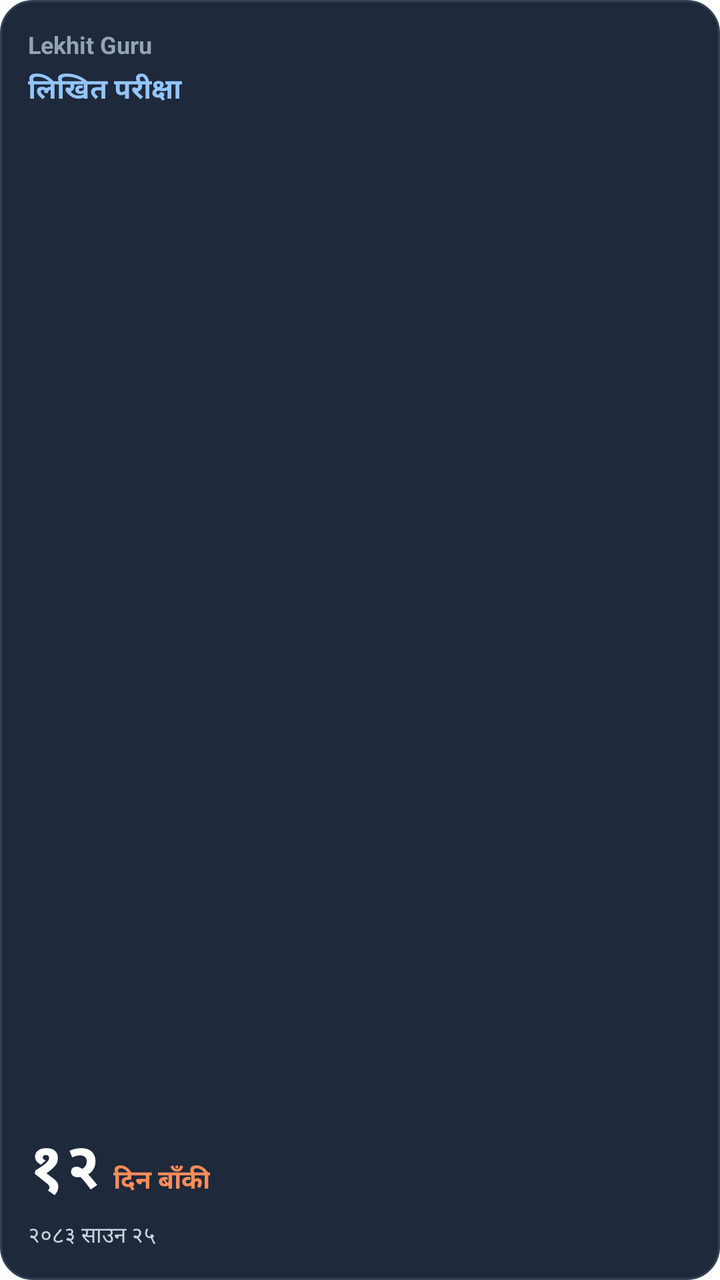
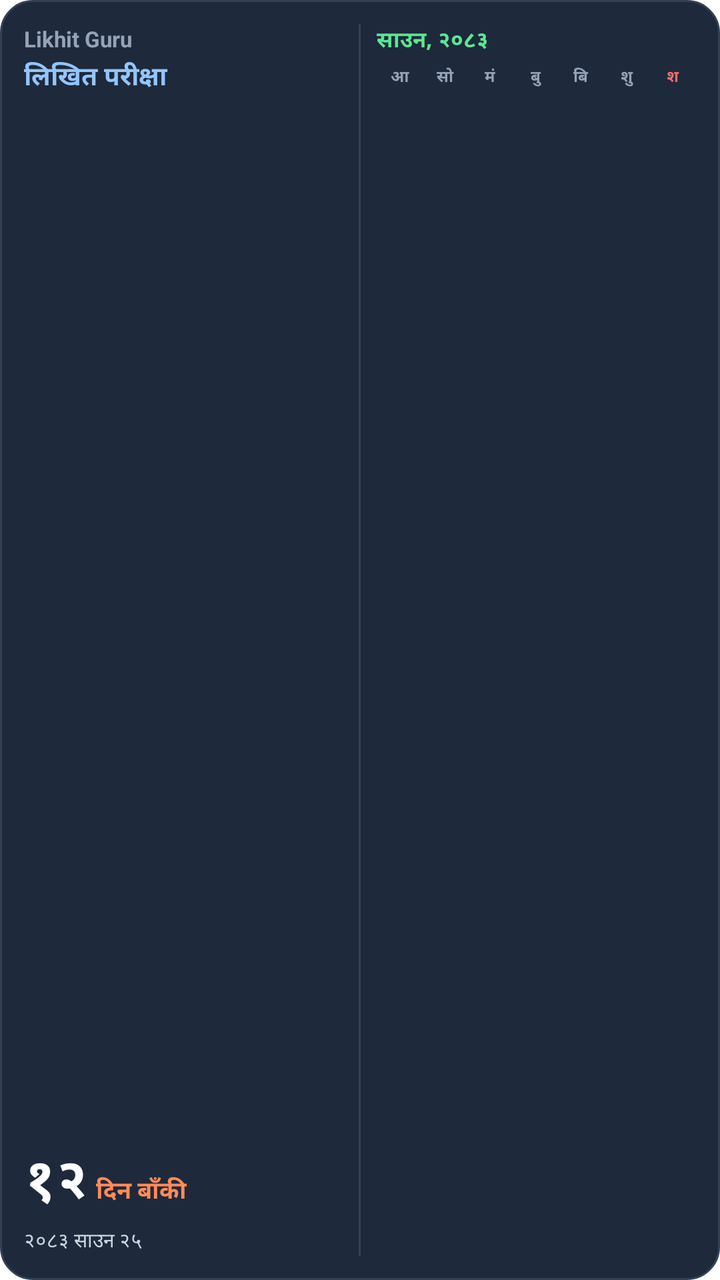

Screens rendered from an Android XML layout before and after an edit, with the pre-edit source and the edit as a unified diff.
<!-- AndroidManifest.xml: application theme AppTheme -->
<!-- res/layout/exam_widget_layout.xml -->
<?xml version="1.0" encoding="utf-8"?>
<LinearLayout xmlns:android="http://schemas.android.com/apk/res/android"
    android:layout_width="match_parent"
    android:layout_height="match_parent"
    android:background="@drawable/exam_widget_background"
    android:orientation="vertical"
    android:padding="14dp">

    
    <LinearLayout
        android:layout_width="match_parent"
        android:layout_height="wrap_content"
        android:gravity="center_vertical"
        android:orientation="horizontal">

        <TextView
            android:layout_width="wrap_content"
            android:layout_height="wrap_content"
            android:text="Lekhit Guru"
            android:textColor="#94A3B8"
            android:textSize="12sp"
            android:textStyle="bold" />
    </LinearLayout>

    
    <TextView
        android:id="@+id/widget_exam_type"
        android:layout_width="match_parent"
        android:layout_height="wrap_content"
        android:layout_marginTop="4dp"
        android:ellipsize="end"
        android:maxLines="1"
        android:text="लिखित परीक्षा"
        android:textColor="#93C5FD"
        android:textSize="14sp"
        android:textStyle="bold" />

    <View
        android:layout_width="match_parent"
        android:layout_height="0dp"
        android:layout_weight="1" />

    
    <LinearLayout
        android:layout_width="match_parent"
        android:layout_height="wrap_content"
        android:baselineAligned="true"
        android:gravity="bottom"
        android:orientation="horizontal">

        <TextView
            android:id="@+id/widget_days_count"
            android:layout_width="wrap_content"
            android:layout_height="wrap_content"
            android:text="१२"
            android:textColor="#FFFFFF"
            android:textSize="32sp"
            android:textStyle="bold" />

        <TextView
            android:layout_width="wrap_content"
            android:layout_height="wrap_content"
            android:layout_marginStart="6dp"
            android:text="दिन बाँकी"
            android:textColor="#FF8C5A"
            android:textSize="13sp"
            android:textStyle="bold" />
    </LinearLayout>

    
    <TextView
        android:id="@+id/widget_date_str"
        android:layout_width="match_parent"
        android:layout_height="wrap_content"
        android:layout_marginTop="2dp"
        android:ellipsize="end"
        android:maxLines="1"
        android:text="२०८३ साउन २५"
        android:textColor="#CBD5E1"
        android:textSize="11sp" />

</LinearLayout>
<!-- resources referenced by this layout -->
<resources>
  <!-- drawable exam_widget_background (drawable) -->
  <?xml version="1.0" encoding="utf-8"?>
  <shape xmlns:android="http://schemas.android.com/apk/res/android"
      android:shape="rectangle">
      <solid android:color="#1e293b" />
      <corners android:radius="16dp" />
      <stroke
          android:width="1dp"
          android:color="#334155" />
  </shape>
  <style name="AppTheme" parent="Theme.EdgeToEdge">
      <item name="android:editTextBackground">@drawable/rn_edit_text_material</item>
      <item name="colorPrimary">@color/colorPrimary</item>
      <item name="android:statusBarColor">#434d57</item>
    </style>
  <!-- drawable rn_edit_text_material (drawable) -->
  <?xml version="1.0" encoding="utf-8"?>
  <inset xmlns:android="http://schemas.android.com/apk/res/android"
         android:insetLeft="@dimen/abc_edit_text_inset_horizontal_material"
         android:insetRight="@dimen/abc_edit_text_inset_horizontal_material"
         android:insetTop="@dimen/abc_edit_text_inset_top_material"
         android:insetBottom="@dimen/abc_edit_text_inset_bottom_material"
         >
  
      <selector>
          
          <item android:state_enabled="false" android:drawable="@drawable/abc_textfield_default_mtrl_alpha"/>
          <item android:drawable="@drawable/abc_textfield_activated_mtrl_alpha"/>
      </selector>
  
  </inset>
  <color name="colorPrimary">#023c69</color>
</resources>

<!-- the commit's change to res/layout/exam_widget_layout.xml (unified diff, before → after) -->
@@ -3,80 +3,187 @@
     android:layout_width="match_parent"
     android:layout_height="match_parent"
     android:background="@drawable/exam_widget_background"
-    android:orientation="vertical"
-    android:padding="14dp">
+    android:orientation="horizontal"
+    android:padding="12dp">
 
     
     <LinearLayout
-        android:layout_width="match_parent"
-        android:layout_height="wrap_content"
-        android:gravity="center_vertical"
-        android:orientation="horizontal">
+        android:layout_width="0dp"
+        android:layout_height="match_parent"
+        android:layout_weight="1"
+        android:orientation="vertical">
 
+        
+        <LinearLayout
+            android:layout_width="match_parent"
+            android:layout_height="wrap_content"
+            android:gravity="center_vertical"
+            android:orientation="horizontal">
+
+            <TextView
+                android:layout_width="wrap_content"
+                android:layout_height="wrap_content"
+                android:text="Likhit Guru"
+                android:textColor="#94A3B8"
+                android:textSize="11sp"
+                android:textStyle="bold" />
+        </LinearLayout>
+
+        
         <TextView
-            android:layout_width="wrap_content"
+            android:id="@+id/widget_exam_type"
+            android:layout_width="match_parent"
             android:layout_height="wrap_content"
-            android:text="Lekhit Guru"
-            android:textColor="#94A3B8"
-            android:textSize="12sp"
+            android:layout_marginTop="2dp"
+            android:ellipsize="end"
+            android:maxLines="1"
+            android:text="लिखित परीक्षा"
+            android:textColor="#93C5FD"
+            android:textSize="13sp"
             android:textStyle="bold" />
+
+        <View
+            android:layout_width="match_parent"
+            android:layout_height="0dp"
+            android:layout_weight="1" />
+
+        
+        <LinearLayout
+            android:layout_width="match_parent"
+            android:layout_height="wrap_content"
+            android:baselineAligned="true"
+            android:gravity="bottom"
+            android:orientation="horizontal">
+
+            <TextView
+                android:id="@+id/widget_days_count"
+                android:layout_width="wrap_content"
+                android:layout_height="wrap_content"
+                android:text="१२"
+                android:textColor="#FFFFFF"
+                android:textSize="28sp"
+                android:textStyle="bold" />
+
+            <TextView
+                android:layout_width="wrap_content"
+                android:layout_height="wrap_content"
+                android:layout_marginStart="4dp"
+                android:text="दिन बाँकी"
+                android:textColor="#FF8C5A"
+                android:textSize="12sp"
+                android:textStyle="bold" />
+        </LinearLayout>
+
+        
+        <TextView
+            android:id="@+id/widget_date_str"
+            android:layout_width="match_parent"
+            android:layout_height="wrap_content"
+            android:layout_marginTop="2dp"
+            android:ellipsize="end"
+            android:maxLines="1"
+            android:text="२०८३ साउन २५"
+            android:textColor="#CBD5E1"
+            android:textSize="10sp" />
     </LinearLayout>
 
     
-    <TextView
-        android:id="@+id/widget_exam_type"
-        android:layout_width="match_parent"
-        android:layout_height="wrap_content"
-        android:layout_marginTop="4dp"
-        android:ellipsize="end"
-        android:maxLines="1"
-        android:text="लिखित परीक्षा"
-        android:textColor="#93C5FD"
-        android:textSize="14sp"
-        android:textStyle="bold" />
-
     <View
-        android:layout_width="match_parent"
-        android:layout_height="0dp"
-        android:layout_weight="1" />
+        android:layout_width="1dp"
+        android:layout_height="match_parent"
+        android:layout_marginStart="8dp"
+        android:layout_marginEnd="8dp"
+        android:background="#334155" />
 
     
     <LinearLayout
-        android:layout_width="match_parent"
-        android:layout_height="wrap_content"
-        android:baselineAligned="true"
-        android:gravity="bottom"
-        android:orientation="horizontal">
+        android:layout_width="0dp"
+        android:layout_height="match_parent"
+        android:layout_weight="1"
+        android:orientation="vertical">
 
+        
         <TextView
-            android:id="@+id/widget_days_count"
-            android:layout_width="wrap_content"
+            android:id="@+id/widget_calendar_title"
+            android:layout_width="match_parent"
             android:layout_height="wrap_content"
-            android:text="१२"
-            android:textColor="#FFFFFF"
-            android:textSize="32sp"
+            android:text="साउन, २०८३"
+            android:textColor="#5CE693"
+            android:textSize="11sp"
             android:textStyle="bold" />
 
-        <TextView
-            android:layout_width="wrap_content"
+        
+        <LinearLayout
+            android:layout_width="match_parent"
             android:layout_height="wrap_content"
-            android:layout_marginStart="6dp"
-            android:text="दिन बाँकी"
-            android:textColor="#FF8C5A"
-            android:textSize="13sp"
-            android:textStyle="bold" />
+            android:layout_marginTop="4dp"
+            android:orientation="horizontal">
+
+            <TextView android:layout_width="0dp" android:layout_height="wrap_content" android:layout_weight="1" android:gravity="center" android:text="आ" android:textColor="#94A3B8" android:textSize="8sp" android:textStyle="bold" />
+            <TextView android:layout_width="0dp" android:layout_height="wrap_content" android:layout_weight="1" android:gravity="center" android:text="सो" android:textColor="#94A3B8" android:textSize="8sp" android:textStyle="bold" />
+            <TextView android:layout_width="0dp" android:layout_height="wrap_content" android:layout_weight="1" android:gravity="center" android:text="मं" android:textColor="#94A3B8" android:textSize="8sp" android:textStyle="bold" />
+            <TextView android:layout_width="0dp" android:layout_height="wrap_content" android:layout_weight="1" android:gravity="center" android:text="बु" android:textColor="#94A3B8" android:textSize="8sp" android:textStyle="bold" />
+            <TextView android:layout_width="0dp" android:layout_height="wrap_content" android:layout_weight="1" android:gravity="center" android:text="बि" android:textColor="#94A3B8" android:textSize="8sp" android:textStyle="bold" />
+            <TextView android:layout_width="0dp" android:layout_height="wrap_content" android:layout_weight="1" android:gravity="center" android:text="शु" android:textColor="#94A3B8" android:textSize="8sp" android:textStyle="bold" />
+            <TextView android:layout_width="0dp" android:layout_height="wrap_content" android:layout_weight="1" android:gravity="center" android:text="श" android:textColor="#FF6B6B" android:textSize="8sp" android:textStyle="bold" />
+        </LinearLayout>
+
+        
+        
+        <LinearLayout android:layout_width="match_parent" android:layout_height="0dp" android:layout_weight="1" android:orientation="horizontal">
+            <TextView android:id="@+id/cell_0" android:layout_width="0dp" android:layout_height="match_parent" android:layout_weight="1" android:gravity="center" android:textSize="8sp" />
+            <TextView android:id="@+id/cell_1" android:layout_width="0dp" android:layout_height="match_parent" android:layout_weight="1" android:gravity="center" android:textSize="8sp" />
+            <TextView android:id="@+id/cell_2" android:layout_width="0dp" android:layout_height="match_parent" android:layout_weight="1" android:gravity="center" android:textSize="8sp" />
+            <TextView android:id="@+id/cell_3" android:layout_width="0dp" android:layout_height="match_parent" android:layout_weight="1" android:gravity="center" android:textSize="8sp" />
+            <TextView android:id="@+id/cell_4" android:layout_width="0dp" android:layout_height="match_parent" android:layout_weight="1" android:gravity="center" android:textSize="8sp" />
+            <TextView android:id="@+id/cell_5" android:layout_width="0dp" android:layout_height="match_parent" android:layout_weight="1" android:gravity="center" android:textSize="8sp" />
+            <TextView android:id="@+id/cell_6" android:layout_width="0dp" android:layout_height="match_parent" android:layout_weight="1" android:gravity="center" android:textSize="8sp" />
+        </LinearLayout>
+
+        
+        <LinearLayout android:layout_width="match_parent" android:layout_height="0dp" android:layout_weight="1" android:orientation="horizontal">
+            <TextView android:id="@+id/cell_7" android:layout_width="0dp" android:layout_height="match_parent" android:layout_weight="1" android:gravity="center" android:textSize="8sp" />
+            <TextView android:id="@+id/cell_8" android:layout_width="0dp" android:layout_height="match_parent" android:layout_weight="1" android:gravity="center" android:textSize="8sp" />
+            <TextView android:id="@+id/cell_9" android:layout_width="0dp" android:layout_height="match_parent" android:layout_weight="1" android:gravity="center" android:textSize="8sp" />
+            <TextView android:id="@+id/cell_10" android:layout_width="0dp" android:layout_height="match_parent" android:layout_weight="1" android:gravity="center" android:textSize="8sp" />
+            <TextView android:id="@+id/cell_11" android:layout_width="0dp" android:layout_height="match_parent" android:layout_weight="1" android:gravity="center" android:textSize="8sp" />
+            <TextView android:id="@+id/cell_12" android:layout_width="0dp" android:layout_height="match_parent" android:layout_weight="1" android:gravity="center" android:textSize="8sp" />
+            <TextView android:id="@+id/cell_13" android:layout_width="0dp" android:layout_height="match_parent" android:layout_weight="1" android:gravity="center" android:textSize="8sp" />
+        </LinearLayout>
+
+        
+        <LinearLayout android:layout_width="match_parent" android:layout_height="0dp" android:layout_weight="1" android:orientation="horizontal">
+            <TextView android:id="@+id/cell_14" android:layout_width="0dp" android:layout_height="match_parent" android:layout_weight="1" android:gravity="center" android:textSize="8sp" />
+            <TextView android:id="@+id/cell_15" android:layout_width="0dp" android:layout_height="match_parent" android:layout_weight="1" android:gravity="center" android:textSize="8sp" />
+            <TextView android:id="@+id/cell_16" android:layout_width="0dp" android:layout_height="match_parent" android:layout_weight="1" android:gravity="center" android:textSize="8sp" />
+            <TextView android:id="@+id/cell_17" android:layout_width="0dp" android:layout_height="match_parent" android:layout_weight="1" android:gravity="center" android:textSize="8sp" />
+            <TextView android:id="@+id/cell_18" android:layout_width="0dp" android:layout_height="match_parent" android:layout_weight="1" android:gravity="center" android:textSize="8sp" />
+            <TextView android:id="@+id/cell_19" android:layout_width="0dp" android:layout_height="match_parent" android:layout_weight="1" android:gravity="center" android:textSize="8sp" />
+            <TextView android:id="@+id/cell_20" android:layout_width="0dp" android:layout_height="match_parent" android:layout_weight="1" android:gravity="center" android:textSize="8sp" />
+        </LinearLayout>
+
+        
+        <LinearLayout android:layout_width="match_parent" android:layout_height="0dp" android:layout_weight="1" android:orientation="horizontal">
+            <TextView android:id="@+id/cell_21" android:layout_width="0dp" android:layout_height="match_parent" android:layout_weight="1" android:gravity="center" android:textSize="8sp" />
+            <TextView android:id="@+id/cell_22" android:layout_width="0dp" android:layout_height="match_parent" android:layout_weight="1" android:gravity="center" android:textSize="8sp" />
+            <TextView android:id="@+id/cell_23" android:layout_width="0dp" android:layout_height="match_parent" android:layout_weight="1" android:gravity="center" android:textSize="8sp" />
+            <TextView android:id="@+id/cell_24" android:layout_width="0dp" android:layout_height="match_parent" android:layout_weight="1" android:gravity="center" android:textSize="8sp" />
+            <TextView android:id="@+id/cell_25" android:layout_width="0dp" android:layout_height="match_parent" android:layout_weight="1" android:gravity="center" android:textSize="8sp" />
+            <TextView android:id="@+id/cell_26" android:layout_width="0dp" android:layout_height="match_parent" android:layout_weight="1" android:gravity="center" android:textSize="8sp" />
+            <TextView android:id="@+id/cell_27" android:layout_width="0dp" android:layout_height="match_parent" android:layout_weight="1" android:gravity="center" android:textSize="8sp" />
+        </LinearLayout>
+
+        
+        <LinearLayout android:layout_width="match_parent" android:layout_height="0dp" android:layout_weight="1" android:orientation="horizontal">
+            <TextView android:id="@+id/cell_28" android:layout_width="0dp" android:layout_height="match_parent" android:layout_weight="1" android:gravity="center" android:textSize="8sp" />
+            <TextView android:id="@+id/cell_29" android:layout_width="0dp" android:layout_height="match_parent" android:layout_weight="1" android:gravity="center" android:textSize="8sp" />
+            <TextView android:id="@+id/cell_30" android:layout_width="0dp" android:layout_height="match_parent" android:layout_weight="1" android:gravity="center" android:textSize="8sp" />
+            <TextView android:id="@+id/cell_31" android:layout_width="0dp" android:layout_height="match_parent" android:layout_weight="1" android:gravity="center" android:textSize="8sp" />
+            <TextView android:id="@+id/cell_32" android:layout_width="0dp" android:layout_height="match_parent" android:layout_weight="1" android:gravity="center" android:textSize="8sp" />
+            <TextView android:id="@+id/cell_33" android:layout_width="0dp" android:layout_height="match_parent" android:layout_weight="1" android:gravity="center" android:textSize="8sp" />
+            <TextView android:id="@+id/cell_34" android:layout_width="0dp" android:layout_height="match_parent" android:layout_weight="1" android:gravity="center" android:textSize="8sp" />
+        </LinearLayout>
+
     </LinearLayout>
 
-    
-    <TextView
-        android:id="@+id/widget_date_str"
-        android:layout_width="match_parent"
-        android:layout_height="wrap_content"
-        android:layout_marginTop="2dp"
-        android:ellipsize="end"
-        android:maxLines="1"
-        android:text="२०८३ साउन २५"
-        android:textColor="#CBD5E1"
-        android:textSize="11sp" />
-
 </LinearLayout>
